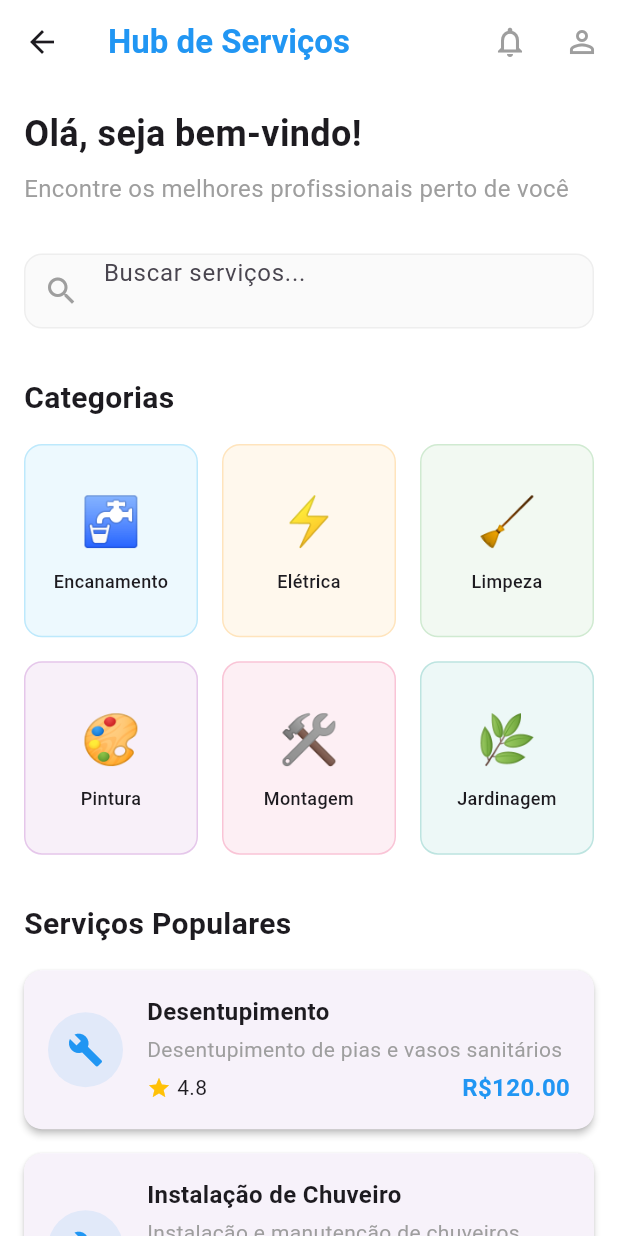
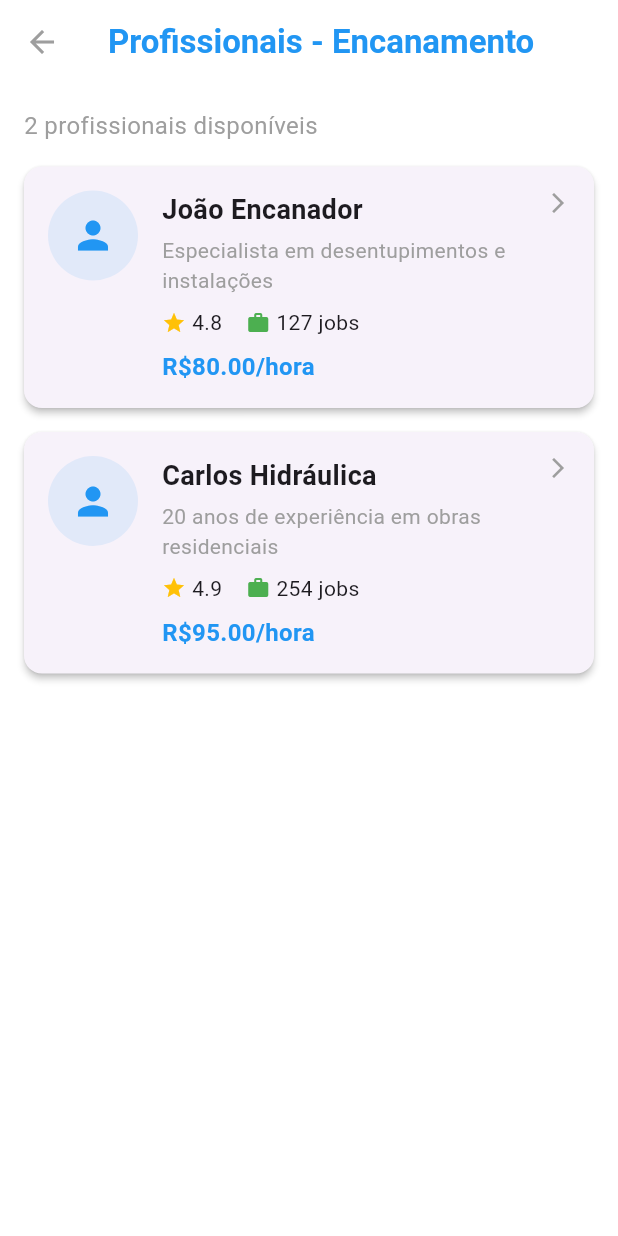
Before and after one commit to LeleMaria1/hub_servicos, a Flutter app: the HomeScreen screen opened by its route, after a tap on "Encanamento", on a phone screen of 412 x 824 dp. Run offline on Flutter 3.47's test engine with Material 3 defaults, Android fonts, the light colour scheme and no system bars; accounts and stored records are empty.

Commit message:
Add tela de lista de profissionais por categoria
- Cria ProfessionalModel
- Implementa ProfessionalsService
- Desenvolve tela de lista de profissionais
- Adiciona professional_card widget
- Configura navegação categoria → profissionais

```diff
--- a/lib/main.dart
+++ b/lib/main.dart
@@ -1,5 +1,7 @@
 // lib/main.dart
 import 'package:flutter/material.dart';
+import 'package:hub_servicos/models/category_model.dart';
+import 'package:hub_servicos/screens/professionals_screen.dart';
 import 'package:provider/provider.dart';
 import 'screens/auth_screen.dart';
 import 'screens/home_screen.dart';
@@ -26,11 +28,16 @@ class MyApp extends StatelessWidget {
           useMaterial3: true,
         ),
         home: const AuthScreen(),
+        // No MaterialApp do main.dart, adicione:
         routes: {
           '/home': (context) => ChangeNotifierProvider(
                 create: (context) => HomeService(),
                 child: const HomeScreen(),
               ),
+          '/professionals': (context) {
+            final category = ModalRoute.of(context)!.settings.arguments as CategoryModel;
+            return ProfessionalsScreen(category: category);
+          },
         },
         debugShowCheckedModeBanner: false,
       ),
--- /dev/null
+++ b/lib/models/professional_model.dart
@@ -0,0 +1,24 @@
+// lib/models/professional_model.dart
+class ProfessionalModel {
+  final String id;
+  final String name;
+  final String categoryId;
+  final String description;
+  final double rating;
+  final int completedJobs;
+  final double hourlyRate;
+  final String imageUrl;
+  final List<String> services;
+
+  ProfessionalModel({
+    required this.id,
+    required this.name,
+    required this.categoryId,
+    required this.description,
+    required this.rating,
+    required this.completedJobs,
+    required this.hourlyRate,
+    required this.imageUrl,
+    required this.services,
+  });
+}
--- /dev/null
+++ b/lib/screens/professionals_screen.dart
@@ -0,0 +1,129 @@
+// lib/screens/professionals_screen.dart
+import 'package:flutter/material.dart';
+import 'package:provider/provider.dart';
+import '../services/professionals_service.dart';
+import '../models/category_model.dart';
+import '../models/professional_model.dart';
+import '../widgets/professional_card.dart';
+
+class ProfessionalsScreen extends StatelessWidget {
+  final CategoryModel category;
+
+  const ProfessionalsScreen({Key? key, required this.category}) : super(key: key);
+
+  @override
+  Widget build(BuildContext context) {
+    return ChangeNotifierProvider(
+      create: (context) => ProfessionalsService(),
+      child: _ProfessionalsScreenContent(category: category),
+    );
+  }
+}
+
+class _ProfessionalsScreenContent extends StatelessWidget {
+  final CategoryModel category;
+
+  const _ProfessionalsScreenContent({Key? key, required this.category}) : super(key: key);
+
+  @override
+  Widget build(BuildContext context) {
+    final professionalsService = Provider.of<ProfessionalsService>(context);
+
+    // Carregar profissionais quando a tela é aberta
+    WidgetsBinding.instance.addPostFrameCallback((_) {
+      if (professionalsService.selectedCategory != category.id) {
+        professionalsService.loadProfessionalsByCategory(category.id);
+      }
+    });
+
+    return Scaffold(
+      backgroundColor: Colors.white,
+      appBar: AppBar(
+        title: Text(
+          'Profissionais - ${category.name}',
+          style: const TextStyle(
+            fontWeight: FontWeight.bold,
+            color: Colors.blue,
+          ),
+        ),
+        backgroundColor: Colors.white,
+        elevation: 0,
+        leading: IconButton(
+          icon: const Icon(Icons.arrow_back, color: Colors.grey),
+          onPressed: () => Navigator.pop(context),
+        ),
+      ),
+      body: Consumer<ProfessionalsService>(
+        builder: (context, service, child) {
+          if (service.isLoading) {
+            return const Center(
+              child: CircularProgressIndicator(),
+            );
+          }
+
+          if (service.professionals.isEmpty) {
+            return Center(
+              child: Column(
+                mainAxisAlignment: MainAxisAlignment.center,
+                children: [
+                  Icon(
+                    Icons.people_outline,
+                    size: 80,
+                    color: Colors.grey[300],
+                  ),
+                  const SizedBox(height: 16),
+                  const Text(
+                    'Nenhum profissional encontrado',
+                    style: TextStyle(
+                      fontSize: 16,
+                      color: Colors.grey,
+                    ),
+                  ),
+                ],
+              ),
+            );
+          }
+
+          return Padding(
+            padding: const EdgeInsets.all(16),
+            child: Column(
+              crossAxisAlignment: CrossAxisAlignment.start,
+              children: [
+                // Filtros e informações
+                Text(
+                  '${service.professionals.length} profissionais disponíveis',
+                  style: const TextStyle(
+                    fontSize: 16,
+                    color: Colors.grey,
+                  ),
+                ),
+                const SizedBox(height: 16),
+
+                // Lista de profissionais
+                Expanded(
+                  child: ListView.builder(
+                    itemCount: service.professionals.length,
+                    itemBuilder: (context, index) {
+                      final professional = service.professionals[index];
+                      return ProfessionalCard(
+                        professional: professional,
+                        onTap: () {
+                          // Navegar para perfil do profissional (próxima tela)
+                          Navigator.pushNamed(
+                            context,
+                            '/professional-profile',
+                            arguments: professional,
+                          );
+                        },
+                      );
+                    },
+                  ),
+                ),
+              ],
+            ),
+          );
+        },
+      ),
+    );
+  }
+}
--- a/lib/services/auth_service.dart
+++ b/lib/services/auth_service.dart
@@ -54,7 +54,12 @@ class AuthService with ChangeNotifier {
 
       // Verificar senha (mock - na prática seria hash)
       if (password != '123456') { // Senha padrão para teste
-        throw Exception('Senha incorreta. Tente: 123456');
+        // Mensagem personalizada só para email de teste
+        if (email == 'teste@email.com') {
+          throw Exception('Senha incorreta. Use: 123456');
+        } else {
+          throw Exception('Senha incorreta');
+        }
       }
 
       _currentUser = user;
--- /dev/null
+++ b/lib/services/professionals_service.dart
@@ -0,0 +1,96 @@
+// lib/services/professionals_service.dart
+import 'package:flutter/foundation.dart';
+import '../models/professional_model.dart';
+import '../models/category_model.dart';
+
+class ProfessionalsService with ChangeNotifier {
+  List<ProfessionalModel> _professionals = [];
+  bool _isLoading = false;
+  String _selectedCategory = '';
+
+  List<ProfessionalModel> get professionals => _professionals;
+  bool get isLoading => _isLoading;
+  String get selectedCategory => _selectedCategory;
+
+  void loadProfessionalsByCategory(String categoryId) {
+    _isLoading = true;
+    _selectedCategory = categoryId;
+    notifyListeners();
+
+    // Simular carregamento
+    Future.delayed(const Duration(seconds: 1), () {
+      _professionals = _getMockProfessionals(categoryId);
+      _isLoading = false;
+      notifyListeners();
+    });
+  }
+
+  List<ProfessionalModel> _getMockProfessionals(String categoryId) {
+    switch (categoryId) {
+      case '1': // Encanamento
+        return [
+          ProfessionalModel(
+            id: '1',
+            name: 'João Encanador',
+            categoryId: '1',
+            description: 'Especialista em desentupimentos e instalações',
+            rating: 4.8,
+            completedJobs: 127,
+            hourlyRate: 80.00,
+            imageUrl: '',
+            services: ['Desentupimento', 'Instalação', 'Manutenção'],
+          ),
+          ProfessionalModel(
+            id: '2',
+            name: 'Carlos Hidráulica',
+            categoryId: '1',
+            description: '20 anos de experiência em obras residenciais',
+            rating: 4.9,
+            completedJobs: 254,
+            hourlyRate: 95.00,
+            imageUrl: '',
+            services: ['Reforma', 'Instalação', 'Manutenção Preventiva'],
+          ),
+        ];
+
+      case '2': // Elétrica
+        return [
+          ProfessionalModel(
+            id: '3',
+            name: 'Pedro Eletricista',
+            categoryId: '2',
+            description: 'Instalações elétricas residenciais e comerciais',
+            rating: 4.7,
+            completedJobs: 89,
+            hourlyRate: 75.00,
+            imageUrl: '',
+            services: ['Instalação', 'Manutenção', 'Quadros Elétricos'],
+          ),
+        ];
+
+      case '3': // Limpeza
+        return [
+          ProfessionalModel(
+            id: '4',
+            name: 'Maria Limpeza',
+            categoryId: '3',
+            description: 'Limpeza residencial e pós-obra',
+            rating: 4.9,
+            completedJobs: 312,
+            hourlyRate: 60.00,
+            imageUrl: '',
+            services: ['Limpeza Residencial', 'Organização', 'Pós-Obra'],
+          ),
+        ];
+
+      default:
+        return [];
+    }
+  }
+
+  void clearProfessionals() {
+    _professionals = [];
+    _selectedCategory = '';
+    notifyListeners();
+  }
+}
--- a/lib/widgets/category_card.dart
+++ b/lib/widgets/category_card.dart
@@ -11,9 +11,12 @@ class CategoryCard extends StatelessWidget {
   Widget build(BuildContext context) {
     return GestureDetector(
       onTap: () {
-        // Navegar para lista de profissionais desta categoria
-        Navigator.pushNamed(context, '/professionals', arguments: category);
-      },
+      Navigator.pushNamed(
+      context,
+      '/professionals',
+      arguments: category,
+    );
+},
       child: Container(
         decoration: BoxDecoration(
           color: category.color.withOpacity(0.1),
--- /dev/null
+++ b/lib/widgets/professional_card.dart
@@ -0,0 +1,114 @@
+// lib/widgets/professional_card.dart
+import 'package:flutter/material.dart';
+import '../models/professional_model.dart';
+
+class ProfessionalCard extends StatelessWidget {
+  final ProfessionalModel professional;
+  final VoidCallback onTap;
+
+  const ProfessionalCard({
+    Key? key,
+    required this.professional,
+    required this.onTap,
+  }) : super(key: key);
+
+  @override
+  Widget build(BuildContext context) {
+    return Card(
+      elevation: 2,
+      margin: const EdgeInsets.only(bottom: 16),
+      shape: RoundedRectangleBorder(borderRadius: BorderRadius.circular(12)),
+      child: InkWell(
+        onTap: onTap,
+        borderRadius: BorderRadius.circular(12),
+        child: Padding(
+          padding: const EdgeInsets.all(16),
+          child: Row(
+            crossAxisAlignment: CrossAxisAlignment.start,
+            children: [
+              // Foto do profissional
+              Container(
+                width: 60,
+                height: 60,
+                decoration: BoxDecoration(
+                  color: Colors.blue.withOpacity(0.1),
+                  borderRadius: BorderRadius.circular(30),
+                ),
+                child: const Icon(
+                  Icons.person,
+                  color: Colors.blue,
+                  size: 30,
+                ),
+              ),
+              const SizedBox(width: 16),
+
+              // Informações do profissional
+              Expanded(
+                child: Column(
+                  crossAxisAlignment: CrossAxisAlignment.start,
+                  children: [
+                    Text(
+                      professional.name,
+                      style: const TextStyle(
+                        fontSize: 18,
+                        fontWeight: FontWeight.bold,
+                      ),
+                    ),
+                    const SizedBox(height: 4),
+                    Text(
+                      professional.description,
+                      style: const TextStyle(
+                        fontSize: 14,
+                        color: Colors.grey,
+                      ),
+                      maxLines: 2,
+                      overflow: TextOverflow.ellipsis,
+                    ),
+                    const SizedBox(height: 8),
+
+                    // Rating e jobs
+                    Row(
+                      children: [
+                        const Icon(Icons.star, color: Colors.amber, size: 16),
+                        const SizedBox(width: 4),
+                        Text(
+                          professional.rating.toString(),
+                          style: const TextStyle(fontSize: 14),
+                        ),
+                        const SizedBox(width: 16),
+                        const Icon(Icons.work, color: Colors.green, size: 16),
+                        const SizedBox(width: 4),
+                        Text(
+                          '${professional.completedJobs} jobs',
+                          style: const TextStyle(fontSize: 14),
+                        ),
+                      ],
+                    ),
+                    const SizedBox(height: 8),
+
+                    // Preço por hora
+                    Text(
+                      'R\$${professional.hourlyRate.toStringAsFixed(2)}/hora',
+                      style: const TextStyle(
+                        fontSize: 16,
+                        fontWeight: FontWeight.bold,
+                        color: Colors.blue,
+                      ),
+                    ),
+                  ],
+                ),
+              ),
+
+              // Seta indicadora
+              const Icon(
+                Icons.arrow_forward_ios,
+                color: Colors.grey,
+                size: 16,
+              ),
+            ],
+          ),
+        ),
+      ),
+    );
+  }
+}
```
